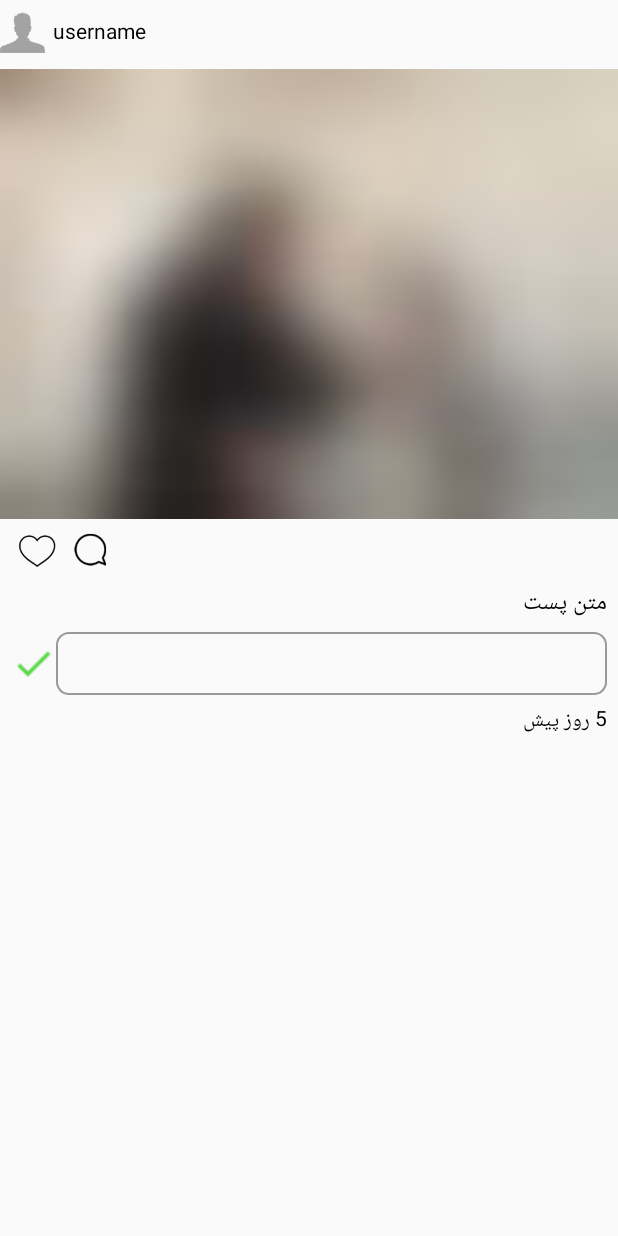
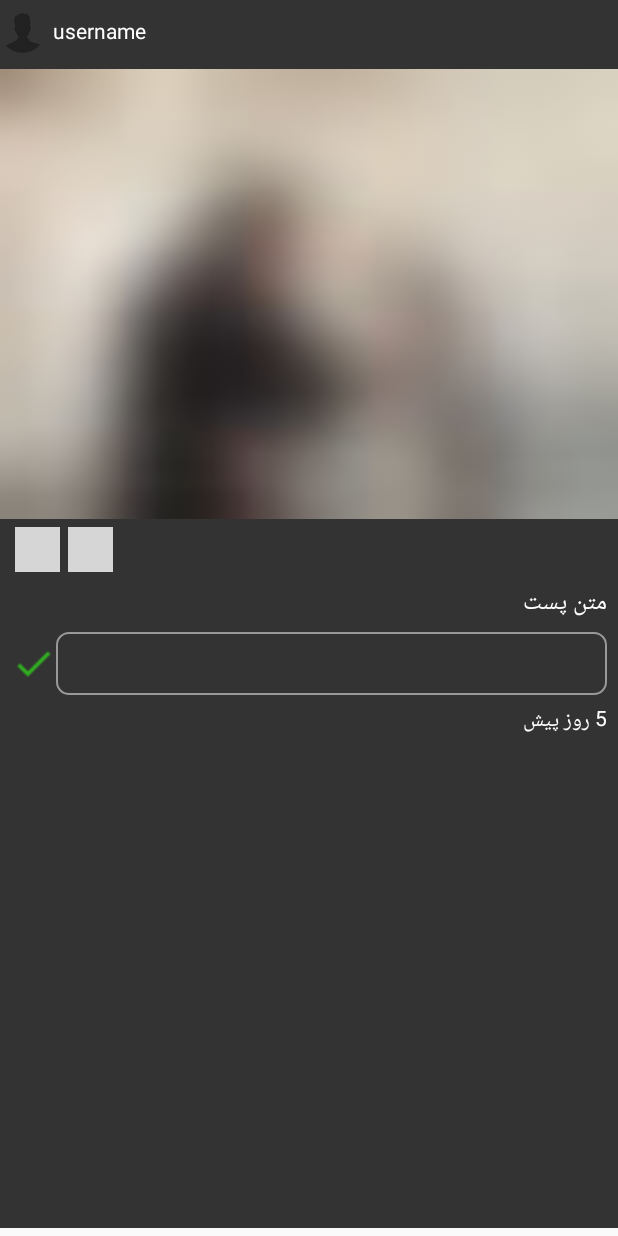
Before and after one commit to hhashem5/instacity, an Android app: the layout content_post.xml on its own in the app's theme, with its tools: preview values and no code run, on a phone screen of 412 x 824 dp. Run offline under Robolectric (Android 15) with nearby library versions, the phone set to English and light mode, and no system bars; network calls fail; grey boxes are pictures that could not be loaded.

Commit message:
background black 4 posts and user image 4 post

```diff
--- a/app/src/main/java/com/idpz/instacity/Home/HomeFragment.java
+++ b/app/src/main/java/com/idpz/instacity/Home/HomeFragment.java
@@ -191,6 +191,9 @@ public class HomeFragment extends Fragment implements SwipeRefreshLayout.OnRefre
                                 String pic=jsonObject.getString("pic");
                                 if(pic.equals("null")|| pic.isEmpty())pic="blur.jpg";
                                 post.setPostImageUrl(server+"/assets/images/137/"+pic);
+                                pic=jsonObject.getString("usrimg");
+                                if(pic.equals("null")|| pic.isEmpty())pic="0.jpg";
+                                post.setUserImg(server+"/assets/images/users/"+pic);
                                 post.setPostLike(jsonObject.getString("seen"));
                                 String dtl = jsonObject.getString("sotime");
                                 Calendar mydate = Calendar.getInstance();
--- a/app/src/main/res/layout/content_post.xml
+++ b/app/src/main/res/layout/content_post.xml
@@ -3,6 +3,7 @@
     xmlns:android="http://schemas.android.com/apk/res/android"
     android:orientation="vertical"
     android:layout_width="match_parent"
+    android:background="@color/darkGrey"
     android:layout_height="match_parent"
     android:layout_marginBottom="5dp"
     >
@@ -13,7 +14,7 @@
     android:layout_marginTop="5dp"
     android:layout_marginBottom="5dp"
     >
-    <ImageView
+    <de.hdodenhof.circleimageview.CircleImageView
         android:id="@+id/imgPostUserImage"
         android:src="@drawable/user"
         android:layout_width="30dp"
@@ -24,7 +25,7 @@
         android:text="username"
         android:layout_gravity="center_vertical"
         android:gravity="center"
-        android:textColor="@color/black"
+        android:textColor="@color/white"
         android:layout_width="wrap_content"
         android:layout_height="wrap_content" />
 </LinearLayout>
@@ -48,19 +49,20 @@
         <ImageView
             android:layout_width="30dp"
             android:id="@+id/imgPostLike"
-            android:src="@drawable/like"
+            android:src="@drawable/likei"
             android:layout_height="30dp"
             android:layout_marginRight="5dp"
             />
         <ImageView
             android:layout_width="30dp"
             android:id="@+id/imgPostComment"
-            android:src="@drawable/comment"
+            android:src="@drawable/commenti"
             android:layout_height="30dp"
             android:layout_marginRight="5dp"/>
         <TextView
             android:id="@+id/txtPostView"
             android:layout_gravity="center_vertical"
+            android:textColor="@color/white"
             android:layout_width="wrap_content"
             android:layout_height="wrap_content" />
     </LinearLayout>
@@ -76,7 +78,7 @@
         android:id="@+id/txtPostComment"
         android:text="متن پست "
         android:textSize="16sp"
-        android:textColor="@color/black"
+        android:textColor="@color/white"
         android:layout_width="match_parent"
         android:layout_height="wrap_content" />
 <LinearLayout
@@ -94,7 +96,7 @@
             android:textSize="16sp"
             android:layout_marginTop="5dp"
             android:layout_marginBottom="5dp"
-            android:textColor="@color/black"
+            android:textColor="@color/white"
             android:background="@drawable/round_rec"
             android:layout_width="0dp"
             android:layout_weight=".8"
@@ -104,7 +106,7 @@
     <TextView
         android:id="@+id/txtPostdetail"
         android:text="5 روز پیش"
-        android:textColor="@color/black"
+        android:textColor="@color/white"
         android:textSize="14sp"
         android:layout_width="match_parent"
         android:layout_height="wrap_content" />
--- a/app/src/main/res/layout/fragment_home.xml
+++ b/app/src/main/res/layout/fragment_home.xml
@@ -8,6 +8,7 @@
         android:layout_width="match_parent">
     <ListView
         android:layout_width="match_parent"
+        android:background="@color/darkGrey"
         android:layout_height="match_parent"
         android:id="@+id/lvHomeContent"></ListView>
     </android.support.v4.widget.SwipeRefreshLayout>
--- a/app/src/main/res/layout/snippet_top_profile.xml
+++ b/app/src/main/res/layout/snippet_top_profile.xml
@@ -77,7 +77,7 @@
             android:id="@+id/textFollolwing"
             android:layout_width="wrap_content"
             android:layout_height="wrap_content"
-            android:text="مشارکتها"
+            android:text="خریدها"
             android:textSize="12sp"
             android:layout_marginTop="0dp"
             app:layout_constraintTop_toBottomOf="@+id/txtMosharekat"
--- a/app/src/main/res/values/colors.xml
+++ b/app/src/main/res/values/colors.xml
@@ -19,5 +19,5 @@
     <item name="darkgreen" type="color">#FF669900</item>
     <item name="darkorange" type="color">#FFFF8800</item>
     <item name="lightblue" type="color">#3066ff66</item>
-
+    <item name="darkGrey" type="color">#FF333333</item>
 </resources>
--- a/app/src/main/res/xml/setting.xml
+++ b/app/src/main/res/xml/setting.xml
@@ -109,6 +109,11 @@
             android:summary="کدعلاقمندیها"
             />
     <EditTextPreference
+        android:key="spend"
+        android:title="خرج شده"
+        android:summary="مصرفی"
+        />
+    <EditTextPreference
         android:key="pic"
         android:title="عکس"
         android:summary="pic"
```
Also changed, not shown: app/src/main/java/com/idpz/instacity/Home/HomeActivity.java (+6 -4 lines), app/src/main/java/com/idpz/instacity/Home/LikersAdapter.java (+4 -3 lines), app/src/main/java/com/idpz/instacity/Like/LikesActivity.java (+64 -6 lines), app/src/main/java/com/idpz/instacity/Profile/ProfileActivity.java (+66 -6 lines), app/src/main/java/com/idpz/instacity/utils/PostAdapter.java (+10 -7 lines), app/src/main/res/drawable-hdpi/ic_news.png (added), app/src/main/res/drawable-mdpi/ic_news.png (added), app/src/main/res/drawable-xhdpi/ic_news.png (added), app/src/main/res/drawable-xxhdpi/ic_news.png (added).
